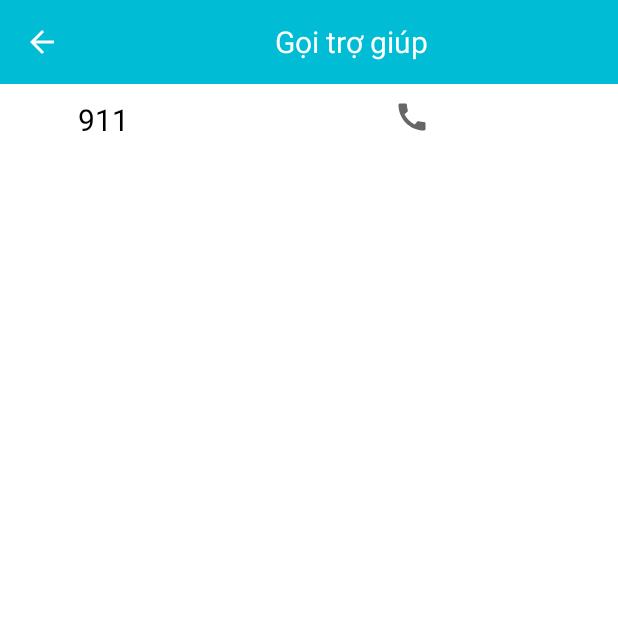
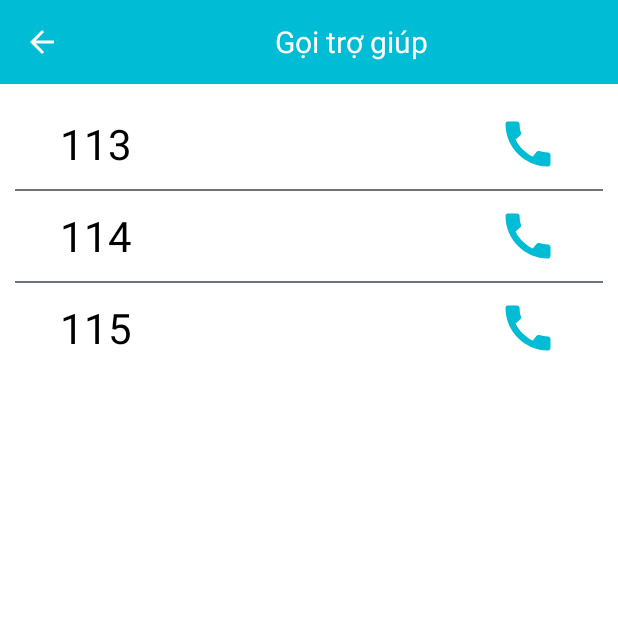
Before and after one commit to NHHNam/driver-assistant, an Android app: the Emergency screen opened directly, with no data from a screen before it, on a phone screen of 412 x 824 dp, the top half of it. Run offline under Robolectric (Android 15) with nearby library versions, the phone set to English and light mode, and no system bars.

Commit message:
Duc - complete call function

```diff
--- a/app/src/main/java/com/example/driverassistant/Function/Emergency.java
+++ b/app/src/main/java/com/example/driverassistant/Function/Emergency.java
@@ -7,6 +7,7 @@ import android.net.Uri;
 import android.os.Bundle;
 import android.view.View;
 import android.widget.ImageView;
+import android.widget.LinearLayout;
 import android.widget.TextView;
 import android.widget.Toast;
 
@@ -16,55 +17,31 @@ import androidx.appcompat.widget.Toolbar;
 import androidx.core.app.ActivityCompat;
 import androidx.core.content.ContextCompat;
 
+import com.example.driverassistant.Map.MapActivity;
 import com.example.driverassistant.R;
 
+
 public class Emergency extends AppCompatActivity {
-    private static final int REQUEST_CALL = 1;
-    private TextView tvnum;
-    private ImageView img_call;
+    private static final int REQUEST_ACTION_CALL = 111;
+
+    private LinearLayout linearLayout113;
+    private LinearLayout linearLayout114;
+    private LinearLayout linearLayout115;
 
     @Override
     protected void onCreate(Bundle savedInstanceState) {
         super.onCreate(savedInstanceState);
         setContentView(R.layout.function_emergency);
 
-        tvnum = findViewById(R.id.tv_number);
-        img_call = findViewById(R.id.img_calling);
-
         setToolBar();
 
-        img_call.setOnClickListener(new View.OnClickListener() {
-            @Override
-            public void onClick(View v) {
-                Call_Emergency();
-            }
-        });
-    }
+        linearLayout113 = findViewById(R.id.linear_emergency_113);
+        linearLayout114 = findViewById(R.id.linear_emergency_114);
+        linearLayout115 = findViewById(R.id.linear_emergency_115);
 
-    private void Call_Emergency() {
-        String num = tvnum.getText().toString().trim();
-        if(num.length() > 0){ // kiểm tra số điện thoại và kiểm tra đã cấp quyền cho app chưa
-            if(ContextCompat.checkSelfPermission(Emergency.this, Manifest.permission.CALL_PHONE) != PackageManager.PERMISSION_GRANTED){
-                ActivityCompat.requestPermissions(Emergency.this, new String[]{
-                        Manifest.permission.CALL_PHONE
-                }, REQUEST_CALL);
-            }else{
-                Intent intent = new Intent(Intent.ACTION_DIAL);
-                intent.setData(Uri.parse("tel:" + num));
-                startActivity(intent);
-            }
-        }
-    }
-
-    @Override
-    public void onRequestPermissionsResult(int requestCode, @NonNull String[] permissions, @NonNull int[] grantResults) {
-        if(requestCode == REQUEST_CALL){
-            if (grantResults.length > 0 && grantResults[0] == PackageManager.PERMISSION_GRANTED){
-                Call_Emergency();
-            }else{
-                Toast.makeText(Emergency.this, "Permission is denied", Toast.LENGTH_SHORT).show();
-            }
-        }
+        linearLayout113.setOnClickListener(v -> callEmergency("113"));
+        linearLayout114.setOnClickListener(v -> callEmergency("114"));
+        linearLayout115.setOnClickListener(v -> callEmergency("115"));
     }
 
     private void setToolBar() {
@@ -73,4 +50,26 @@ public class Emergency extends AppCompatActivity {
         getSupportActionBar().setDisplayHomeAsUpEnabled(true);
         getSupportActionBar().setDisplayShowHomeEnabled(true);
     }
+
+    private void callEmergency(String number) {
+        if (hasPermission()) {
+            Intent intent = new Intent(Intent.ACTION_CALL);
+            intent.setData(Uri.parse("tel:" + number));
+            startActivity(intent);
+        } else {
+            requestPermission();
+        }
+    }
+
+    private boolean hasPermission() {
+        int code = ContextCompat.checkSelfPermission(this, Manifest.permission.CALL_PHONE);
+        return code == PackageManager.PERMISSION_GRANTED;
+    }
+
+    private void requestPermission() {
+        ActivityCompat.requestPermissions(Emergency.this,
+                new String[]{
+                        Manifest.permission.CALL_PHONE
+                }, REQUEST_ACTION_CALL);
+    }
 }
--- a/app/src/main/res/drawable/ic_baseline_call_24.xml
+++ b/app/src/main/res/drawable/ic_baseline_call_24.xml
@@ -3,7 +3,7 @@
     android:height="24dp"
     android:viewportWidth="24"
     android:viewportHeight="24"
-    android:tint="?attr/colorControlNormal">
+    android:tint="#00BCD4">
   <path
       android:fillColor="@android:color/white"
       android:pathData="M20.01,15.38c-1.23,0 -2.42,-0.2 -3.53,-0.56 -0.35,-0.12 -0.74,-0.03 -1.01,0.24l-1.57,1.97c-2.83,-1.35 -5.48,-3.9 -6.89,-6.83l1.95,-1.66c0.27,-0.28 0.35,-0.67 0.24,-1.02 -0.37,-1.11 -0.56,-2.3 -0.56,-3.53 0,-0.54 -0.45,-0.99 -0.99,-0.99H4.19C3.65,3 3,3.24 3,3.99 3,13.28 10.73,21 20.01,21c0.71,0 0.99,-0.63 0.99,-1.18v-3.45c0,-0.54 -0.45,-0.99 -0.99,-0.99z"/>
--- a/app/src/main/res/layout/function_emergency.xml
+++ b/app/src/main/res/layout/function_emergency.xml
@@ -1,10 +1,8 @@
 <?xml version="1.0" encoding="utf-8"?>
 <LinearLayout xmlns:android="http://schemas.android.com/apk/res/android"
     xmlns:app="http://schemas.android.com/apk/res-auto"
-    xmlns:tools="http://schemas.android.com/tools"
     android:layout_width="match_parent"
     android:layout_height="match_parent"
-    tools:context=".Function.Emergency"
     android:orientation="vertical">
 
     <androidx.appcompat.widget.Toolbar
@@ -35,27 +33,100 @@
     <LinearLayout
         android:layout_width="match_parent"
         android:layout_height="match_parent"
-        android:orientation="horizontal">
+        android:orientation="vertical"
+        android:padding="10dp">
+
+        <LinearLayout
+            android:layout_width="match_parent"
+            android:layout_height="wrap_content"
+            android:gravity="center"
+            android:orientation="horizontal"
+            android:id="@+id/linear_emergency_113">
 
             <TextView
+                android:layout_width="0dp"
+                android:layout_height="wrap_content"
+                android:layout_weight="1"
+                android:gravity="center_vertical"
+                android:text="113"
                 android:textColor="@color/black"
-            android:textSize="20sp"
-            android:id="@+id/tv_number"
-            android:text="911"
+                android:textSize="28sp"
+                android:paddingLeft="30dp"/>
+
+            <ImageView
+                android:layout_width="40dp"
+                android:layout_height="40dp"
+                android:src="@drawable/ic_baseline_call_24"
+                android:text="Call Emergency"
+                android:layout_marginRight="30dp"/>
+
+        </LinearLayout>
+
+        <View
+            android:layout_width="match_parent"
+            android:layout_height="1dp"
+            android:background="@color/bg_secondary"
+            android:layout_marginVertical="10dp"/>
+
+        <LinearLayout
             android:layout_width="match_parent"
             android:layout_height="wrap_content"
-            android:layout_weight="2"
-            android:gravity="center_horizontal"
-            android:inputType="phone"/>
+            android:gravity="center"
+            android:orientation="horizontal"
+            android:id="@+id/linear_emergency_114">
+
+            <TextView
+                android:layout_width="0dp"
+                android:layout_height="wrap_content"
+                android:layout_weight="1"
+                android:gravity="center_vertical"
+                android:text="114"
+                android:textColor="@color/black"
+                android:textSize="28sp"
+                android:paddingLeft="30dp"/>
 
             <ImageView
+                android:layout_width="40dp"
+                android:layout_height="40dp"
                 android:src="@drawable/ic_baseline_call_24"
-            android:id="@+id/img_calling"
+                android:text="Call Emergency"
+                android:layout_marginRight="30dp"/>
+
+        </LinearLayout>
+
+        <View
+            android:layout_width="match_parent"
+            android:layout_height="1dp"
+            android:background="@color/bg_secondary"
+            android:layout_marginVertical="10dp"/>
+
+        <LinearLayout
             android:layout_width="match_parent"
             android:layout_height="wrap_content"
+            android:gravity="center"
+            android:orientation="horizontal"
+            android:id="@+id/linear_emergency_115">
+
+            <TextView
+                android:layout_width="0dp"
+                android:layout_height="wrap_content"
+                android:layout_weight="1"
+                android:gravity="center_vertical"
+                android:text="115"
+                android:textColor="@color/black"
+                android:textSize="28sp"
+                android:paddingLeft="30dp"/>
+
+            <ImageView
+                android:layout_width="40dp"
+                android:layout_height="40dp"
+                android:src="@drawable/ic_baseline_call_24"
                 android:text="Call Emergency"
-            android:layout_weight="1"/>
+                android:layout_marginRight="30dp"/>
+
         </LinearLayout>
 
 
     </LinearLayout>
+
+</LinearLayout>
--- a/app/src/main/res/layout/home_more.xml
+++ b/app/src/main/res/layout/home_more.xml
@@ -142,8 +142,8 @@
             android:id="@+id/btn_logout"
             android:layout_width="wrap_content"
             android:layout_height="wrap_content"
-            android:text="Logout"
-            android:backgroundTint="@color/light_blue"/>
+            android:text="Đăng xuất"
+            android:backgroundTint="#00BCD4"/>
 
     </LinearLayout>
 
--- a/app/src/main/res/layout/map_map_acitivity.xml
+++ b/app/src/main/res/layout/map_map_acitivity.xml
@@ -5,7 +5,7 @@
     android:layout_width="match_parent"
     android:layout_height="match_parent"
     android:orientation="vertical"
-    tools:context=".Map.MapAcitivity">
+    tools:context=".Map.MapActivity">
 
     <androidx.appcompat.widget.Toolbar
         android:id="@+id/tool_bar_map"
```
Also changed, not shown: app/src/main/AndroidManifest.xml (+4 -3 lines), app/src/main/java/com/example/driverassistant/Home/More.java (+8 -3 lines), app/src/main/java/com/example/driverassistant/Map/MapActivity.java (renamed from app/src/main/java/com/example/driverassistant/Map/MapAcitivity.java, +27 -26 lines), app/src/main/res/drawable-v24/end_green.png (deleted), app/src/main/res/drawable-v24/pushpin.png (deleted), app/src/main/res/drawable-v24/start_blue.png (deleted). Lines whose indentation alone changed are shown as unchanged.
